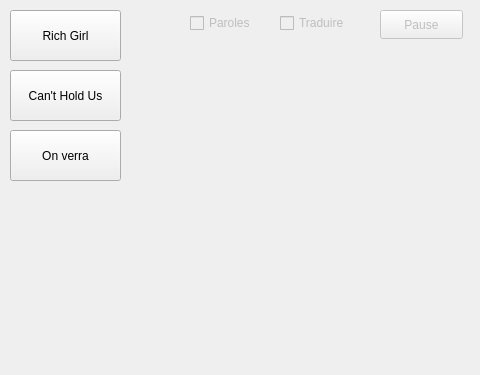
Before: the Qt Designer form Code/MusiFlow/mainwindow.ui in cegepmatane/projets-specialises-2023-fabientolsy, drawn with Qt 5; both pictures show x 0 to 480 and y 0 to 375 of the 1327 by 876 pixel window.
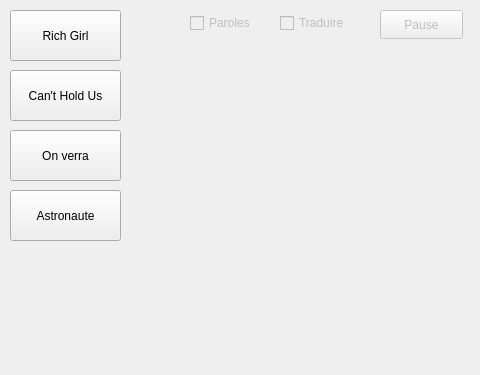
After: the same form once the commit is applied.

What changed in the file:
```diff
--- a/Code/MusiFlow/mainwindow.ui
+++ b/Code/MusiFlow/mainwindow.ui
@@ -187,6 +187,19 @@
      <string>On verra</string>
     </property>
    </widget>
+   <widget class="QPushButton" name="astronaute">
+    <property name="geometry">
+     <rect>
+      <x>10</x>
+      <y>190</y>
+      <width>111</width>
+      <height>51</height>
+     </rect>
+    </property>
+    <property name="text">
+     <string>Astronaute</string>
+    </property>
+   </widget>
    <zorder>paroleAffichage</zorder>
    <zorder>richGirl</zorder>
    <zorder>cantHoldUs</zorder>
```
Left out of the diff: 1 changed line with no effect on the pictures.
